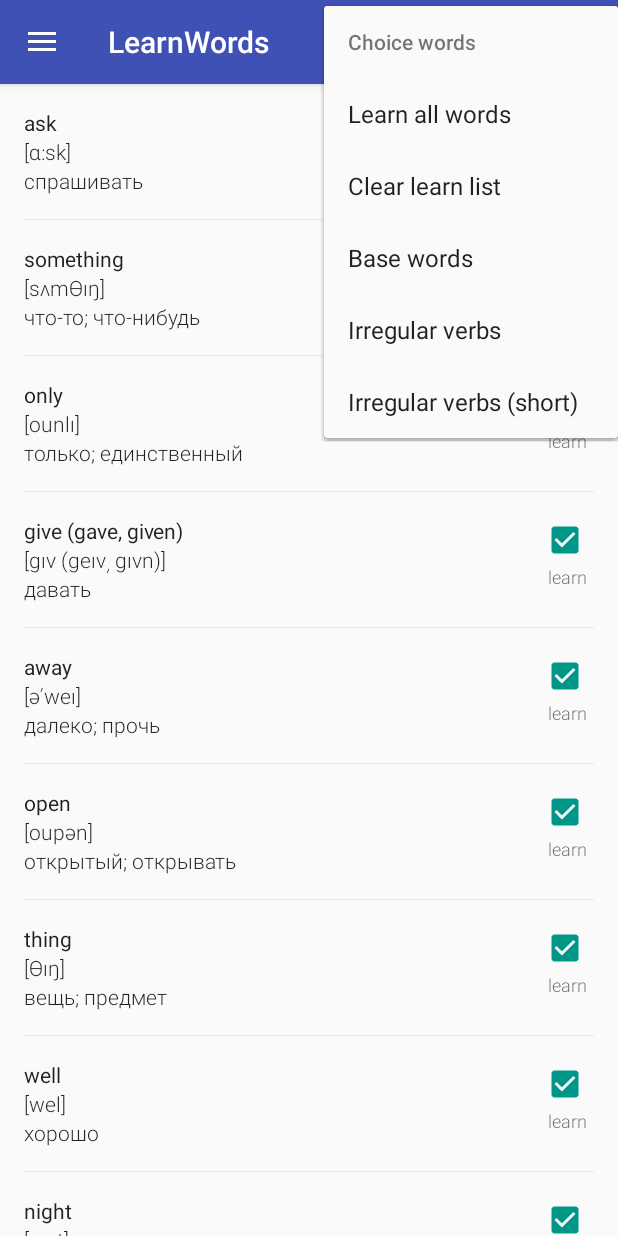
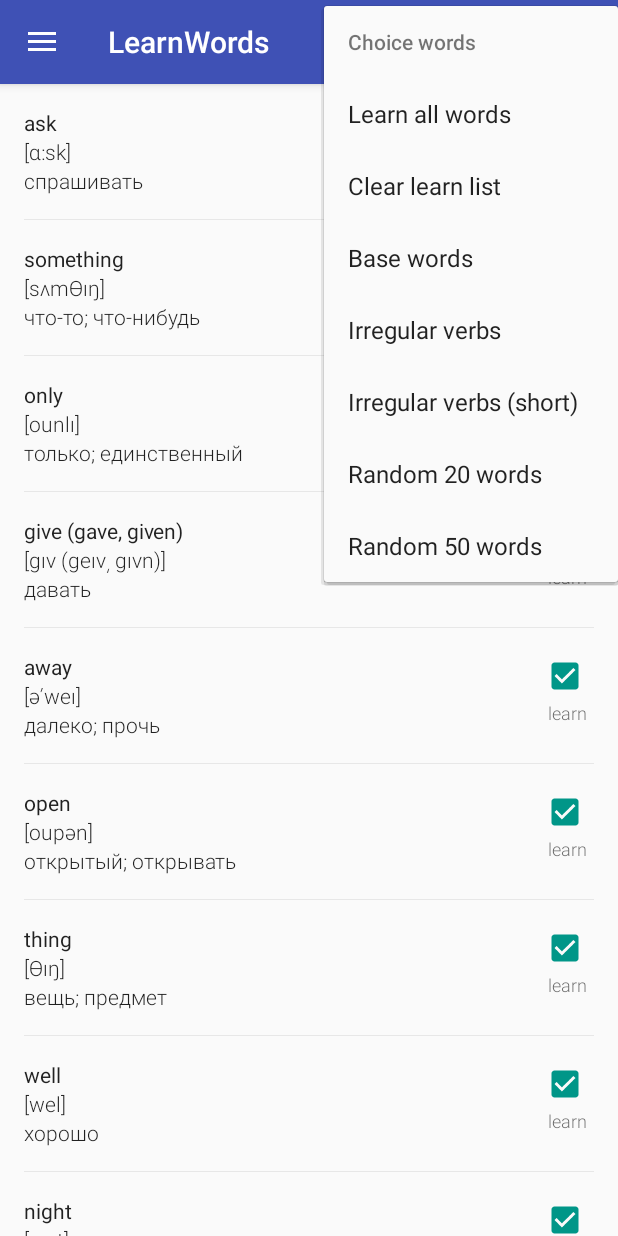
Before and after one commit to tepikin/LearnWordsAndroid, an Android app: the fragment WordsListFragment placed in its activity, in the options menu, after a tap on "Choice words", on a phone screen of 412 x 824 dp. Run offline under Robolectric (Android 15) with nearby library versions, the phone set to English and light mode, and no system bars.

Commit message:
learn random words added

```diff
--- a/app/src/main/res/menu/menu_words_list.xml
+++ b/app/src/main/res/menu/menu_words_list.xml
@@ -36,6 +36,14 @@
                 android:id="@+id/action_irregularVerbsShort"
                 android:title="@string/wordsList_menu_choiceWordsForLearn_irregularVerbsShort"
                 app:showAsAction="never"/>
+            <item
+                android:id="@+id/action_random20"
+                android:title="@string/wordsList_menu_choiceWordsForLearn_random20Words"
+                app:showAsAction="never"/>
+            <item
+                android:id="@+id/action_random50"
+                android:title="@string/wordsList_menu_choiceWordsForLearn_random50Words"
+                app:showAsAction="never"/>
         </menu>
     </item>
 
--- a/app/src/main/res/values/strings.xml
+++ b/app/src/main/res/values/strings.xml
@@ -23,6 +23,8 @@
     <string name="wordsList_menu_choiceWordsForLearn_baseWords">Base words</string>
     <string name="wordsList_menu_choiceWordsForLearn_irregularVerbsFull">Irregular verbs</string>
     <string name="wordsList_menu_choiceWordsForLearn_irregularVerbsShort">Irregular verbs (short)</string>
+    <string name="wordsList_menu_choiceWordsForLearn_random20Words">Random 20 words</string>
+    <string name="wordsList_menu_choiceWordsForLearn_random50Words">Random 50 words</string>
     <string name="wordsList_menu_addWord">Add word</string>
     <string name="wordsList_menu_search">Search</string>
     <string-array name="wordsList_status_items">
```
Also changed, not shown: app/src/main/java/ru/lazard/learnwords/db/DAO.java (+13 -0 lines), app/src/main/java/ru/lazard/learnwords/model/Model.java (+37 -23 lines), app/src/main/java/ru/lazard/learnwords/ui/activities/splash/SplashActivity.java (+6 -2 lines), app/src/main/java/ru/lazard/learnwords/ui/fragments/wordsList/WordsListFragment.java (+24 -0 lines).
